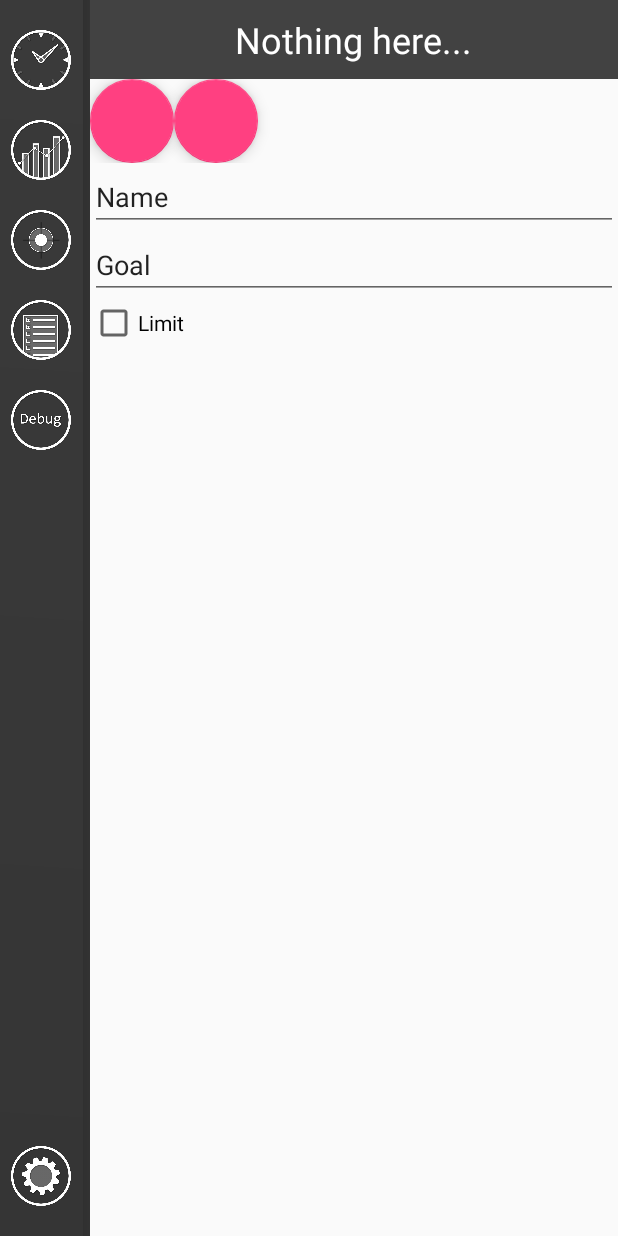
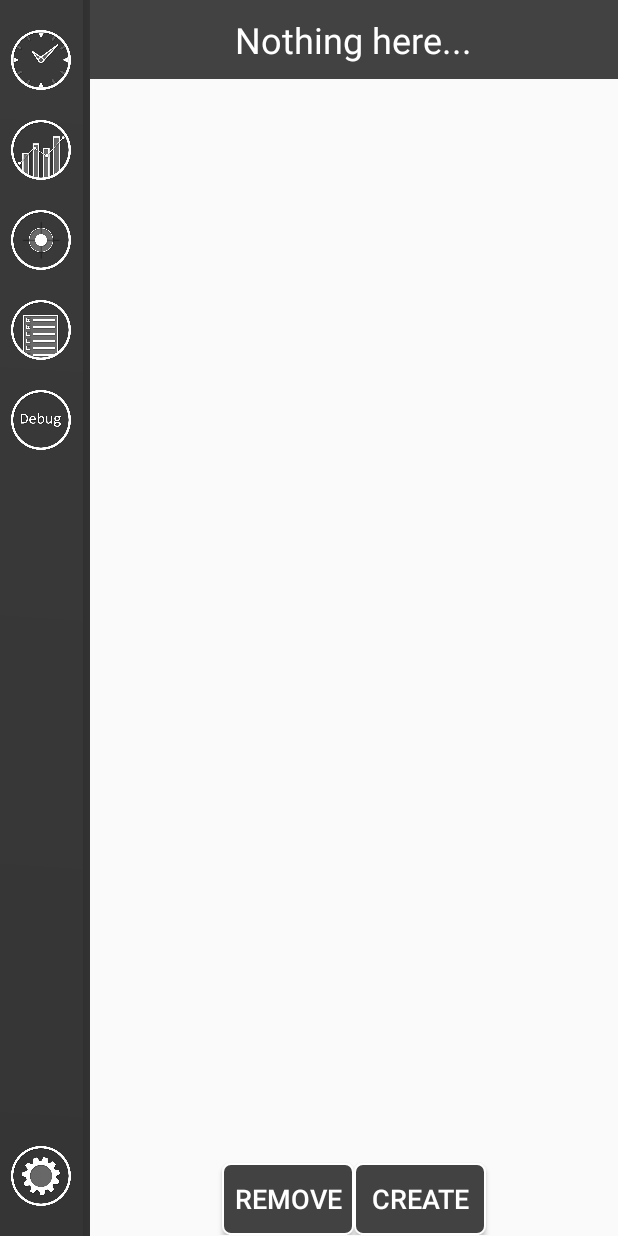
Before and after one commit to Jie-He/ATracker, an Android app: the fragment GoalFragment placed in its activity, on a phone screen of 412 x 824 dp. Run offline under Robolectric (Android 15) with nearby library versions, the phone set to English and light mode, and no system bars; libraries missing offline, so code that uses them is left out: com.github.mikephil.charting; 2 statements that could not run were skipped.

Commit message:
Goal page partially done

```diff
--- a/app/src/main/java/com/example/jiehe/atracker/GoalFragment.java
+++ b/app/src/main/java/com/example/jiehe/atracker/GoalFragment.java
@@ -7,23 +7,28 @@ import android.support.v4.app.Fragment;
 import android.view.LayoutInflater;
 import android.view.View;
 import android.view.ViewGroup;
+import android.widget.ArrayAdapter;
+import android.widget.Button;
 import android.widget.CheckBox;
 import android.widget.EditText;
 import android.widget.ListView;
 import android.widget.TextView;
+
+import java.util.ArrayList;
+import java.util.List;
 
 /**
  * Created by jiehe on 14/03/2018.
  */
 
 public class GoalFragment extends Fragment{
-    private EditText namebox;
-    private EditText goalbox;
-    private CheckBox limitcheck;
-    private ListView listview2;
+
+    private Button btnRemove;
+    private Button btnCreate;
+    private ListView activityList;
     private FileManager fm;
-    private FloatingActionButton fab;
-    private FloatingActionButton fab2;
+
+    NewActivity na;
 
     public void setFM(FileManager f){
         fm = f;
@@ -34,12 +39,34 @@ public class GoalFragment extends Fragment{
     public View onCreateView(LayoutInflater inflater, @Nullable ViewGroup container, @Nullable Bundle savedInstanceState){
         //return super.onCreateView(inflater, container,savedInstanceState);
         View view = inflater.inflate(R.layout.frag_goal, container, false);
-        namebox = (EditText)view.findViewById(R.id.namebox);
-        goalbox = (EditText)view.findViewById(R.id.goalbox);
-        limitcheck = (CheckBox)view.findViewById(R.id.limitcheck);
-        listview2 = (ListView)view.findViewById(R.id.listview1);
-        fab = (FloatingActionButton)view.findViewById(R.id.addactivity);
-        fab2 = (FloatingActionButton)view.findViewById(R.id.addactivity2);
+
+        btnCreate = (Button)view.findViewById(R.id.btnAddGoal);
+        btnRemove = (Button)view.findViewById(R.id.btnRemoveGoal);
+        activityList = (ListView)view.findViewById(R.id.listGoal);
+
+        btnCreate.setOnClickListener(new View.OnClickListener() {
+            @Override
+            public void onClick(View view) {
+                na = new NewActivity();
+                na.show(getFragmentManager(), "New Activity");
+            }
+        });
+
+        loadActivities();
         return view;
     }
+
+    public void loadActivities(){
+        ArrayList<MyActivity> ma = fm.getActivity();
+        if(ma.size() > 0 ){
+            List<String> names = new ArrayList<>();
+            for(MyActivity m : ma){
+                names.add(m.getName());
+            }
+
+            ArrayAdapter<String> aAdapter = new ArrayAdapter<String>(getActivity(), android.R.layout.simple_list_item_1, names);
+
+            activityList.setAdapter(aAdapter);
+        }
+    }
 }
--- a/app/src/main/res/layout/frag_goal.xml
+++ b/app/src/main/res/layout/frag_goal.xml
@@ -1,52 +1,45 @@
 <?xml version="1.0" encoding="utf-8"?>
 <LinearLayout xmlns:android="http://schemas.android.com/apk/res/android"
+    android:id="@+id/db1_root"
     android:layout_width="match_parent"
     android:layout_height="match_parent"
-    android:orientation="vertical">
+    android:orientation="vertical" >
 
-    <android.support.v7.widget.LinearLayoutCompat
+    <ListView
         android:layout_width="match_parent"
-        android:layout_height="wrap_content"
-        android:orientation="horizontal">
-
-        <android.support.design.widget.FloatingActionButton
-            android:id="@+id/addactivity"
-            android:layout_width="wrap_content"
-            android:layout_height="wrap_content" />
-
-        <android.support.design.widget.FloatingActionButton
-            android:id="@+id/addactivity2"
-            android:layout_width="wrap_content"
-            android:layout_height="wrap_content" />
+        android:layout_height="0dip"
+        android:layout_weight="1"
+        android:id="@+id/listGoal">
 
 
-    </android.support.v7.widget.LinearLayoutCompat>
+    </ListView>
 
-    <EditText
-        android:id="@+id/namebox"
+    <LinearLayout
         android:layout_width="match_parent"
-        android:layout_height="wrap_content"
-        android:ems="10"
-        android:inputType="textPersonName"
-        android:text="Name" />
+        android:layout_height="0dip"
+        android:layout_weight="0.1"
+        android:gravity="center|bottom"
+        android:orientation="horizontal" >
 
-    <EditText
-        android:id="@+id/goalbox"
-        android:layout_width="match_parent"
-        android:layout_height="wrap_content"
-        android:ems="10"
-        android:inputType="textPersonName"
-        android:text="Goal" />
+        <Button
+            android:layout_width="wrap_content"
+            android:layout_height="wrap_content"
+            android:text="Remove"
+            android:id="@+id/btnRemoveGoal"
+            android:textSize="18dp"
+            android:layout_marginLeft="50dp"
+            android:textColor="@color/textshapeback"
+            android:background="@drawable/buttonshape"/>
 
-    <CheckBox
-        android:id="@+id/limitcheck"
-        android:layout_width="match_parent"
-        android:layout_height="wrap_content"
-        android:text="Limit" />
-
-    <ListView
-        android:id="@+id/listview1"
-        android:layout_width="match_parent"
-        android:layout_height="match_parent" />
+        <Button
+            android:layout_width="wrap_content"
+            android:layout_height="wrap_content"
+            android:text="Create"
+            android:id="@+id/btnAddGoal"
+            android:textSize="18dp"
+            android:layout_marginRight="50dp"
+            android:textColor="@color/textshapeback"
+            android:background="@drawable/buttonshape"/>
+    </LinearLayout>
 
 </LinearLayout>
```
